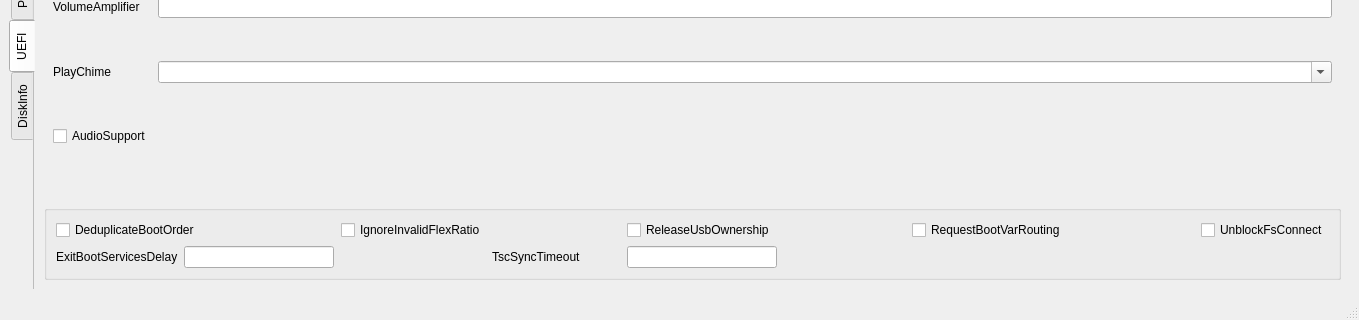
The window that mainwindow.ui (ic005k/OCAuxiliaryTools) describes before a commit, drawn with Qt 5; both pictures show x 0 to 1359 and y 401 to 721 of the 1359 by 721 pixel window.
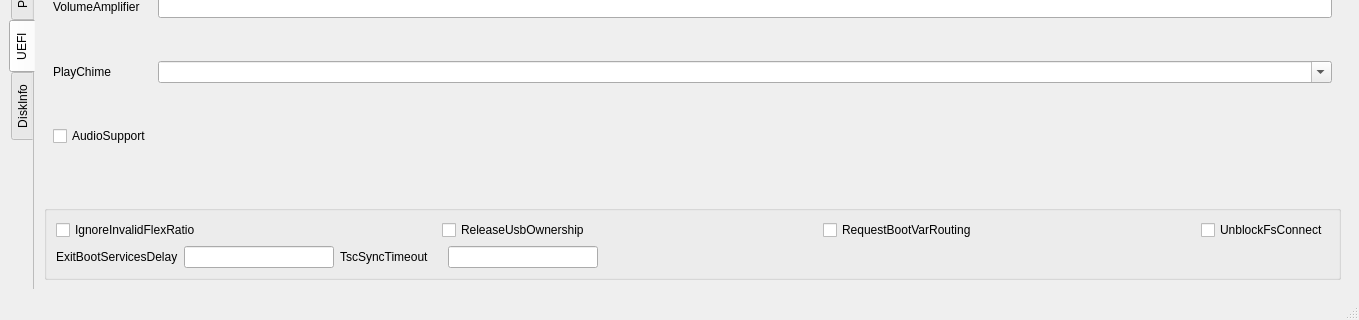
The same window after the commit. The open tabs and pages were chosen to show the change. Icons and pictures are not drawn.

```diff
--- a/mainwindow.ui
+++ b/mainwindow.ui
@@ -94,7 +94,7 @@
        <enum>QTabWidget::Rounded</enum>
       </property>
       <property name="currentIndex">
-       <number>6</number>
+       <number>7</number>
       </property>
       <property name="iconSize">
        <size>
@@ -6322,48 +6322,6 @@
           </property>
           <layout class="QGridLayout" name="gridLayout_28">
            <item row="0" column="0" colspan="2">
-            <widget class="QCheckBox" name="chkDeduplicateBootOrder">
-             <property name="toolTip">
-              <string>This quirk requires RequestBootVarRouting to be enabled and therefore OC_FIRMWARE_RUNTIME protocol implemented in OpenRuntime.efi.
-By redirecting Boot prefixed variables to a separate GUID namespace with the help of RequestBootVarRouting
-quirk we achieve multiple goals:
-• Operating systems are jailed and only controlled by OpenCore boot environment to enhance security.
-• Operating systems do not mess with OpenCore boot priority, and guarantee fluent updates and hibernation
-wakes for cases that require reboots with OpenCore in the middle.
-• Potentially incompatible boot entries, such as macOS entries, are not deleted or anyhow corrupted.
-However, some firmwares do their own boot option scanning upon startup by checking file presence on the
-available disks. Quite often this scanning includes non-standard locations, such as Windows Bootloader paths.
-Normally it is not an issue, but some firmwares, ASUS firmwares on APTIO V in particular, have bugs. For them
-scanning is implemented improperly, and firmware preferences may get accidentally corrupted due to BootOrder
-entry duplication (each option will be added twice) making it impossible to boot without resetting NVRAM.
-To trigger the bug one should have some valid boot options (e.g. OpenCore) and then install Windows with
-RequestBootVarRouting enabled. As Windows bootloader option will not be created by Windows installer, the
-firmware will attempt to create it itself, and then corrupt its boot option list.
-This quirk removes all duplicates in BootOrder variable attempting to resolve the consequences of the bugs upon
-OpenCore loading. It is recommended to use this key along with BootProtect option.</string>
-             </property>
-             <property name="statusTip">
-              <string>Remove duplicate entries in BootOrder variable in EFI_GLOBAL_VARIABLE_GUID.</string>
-             </property>
-             <property name="text">
-              <string>DeduplicateBootOrder</string>
-             </property>
-            </widget>
-           </item>
-           <item row="0" column="2">
-            <spacer name="horizontalSpacer_71">
-             <property name="orientation">
-              <enum>Qt::Horizontal</enum>
-             </property>
-             <property name="sizeHint" stdset="0">
-              <size>
-               <width>106</width>
-               <height>20</height>
-              </size>
-             </property>
-            </spacer>
-           </item>
-           <item row="0" column="3">
             <widget class="QCheckBox" name="chkIgnoreInvalidFlexRatio">
              <property name="toolTip">
               <string>Note: While the option is not supposed to induce harm on unaffected firmwares, its usage is not recommended
@@ -6378,20 +6336,20 @@
              </property>
             </widget>
            </item>
-           <item row="0" column="4">
+           <item row="0" column="2" colspan="2">
             <spacer name="horizontalSpacer_70">
              <property name="orientation">
               <enum>Qt::Horizontal</enum>
              </property>
              <property name="sizeHint" stdset="0">
               <size>
-               <width>105</width>
-               <height>20</height>
+               <width>198</width>
+               <height>17</height>
               </size>
              </property>
             </spacer>
            </item>
-           <item row="0" column="5">
+           <item row="0" column="4" colspan="2">
             <widget class="QCheckBox" name="chkReleaseUsbOwnership">
              <property name="toolTip">
               <string>Attempt to detach USB controller ownership from the firmware driver. While most firmwares
@@ -6415,8 +6373,8 @@
              </property>
              <property name="sizeHint" stdset="0">
               <size>
-               <width>89</width>
-               <height>20</height>
+               <width>168</width>
+               <height>17</height>
               </size>
              </property>
             </spacer>
@@ -6445,8 +6403,8 @@
              </property>
              <property name="sizeHint" stdset="0">
               <size>
-               <width>101</width>
-               <height>20</height>
+               <width>165</width>
+               <height>17</height>
               </size>
              </property>
             </spacer>
@@ -6481,7 +6439,7 @@
              </property>
             </widget>
            </item>
-           <item row="1" column="1" colspan="3">
+           <item row="1" column="1" colspan="2">
             <widget class="QLineEdit" name="editExitBootServicesDelay">
              <property name="minimumSize">
               <size>
@@ -6497,7 +6455,7 @@
              </property>
             </widget>
            </item>
-           <item row="1" column="4">
+           <item row="1" column="3" colspan="2">
             <widget class="QLabel" name="label_29">
              <property name="toolTip">
               <string>The primary purpose of this quirk is to enable early bootstrap TSC synchronisation on some server and laptop
```
